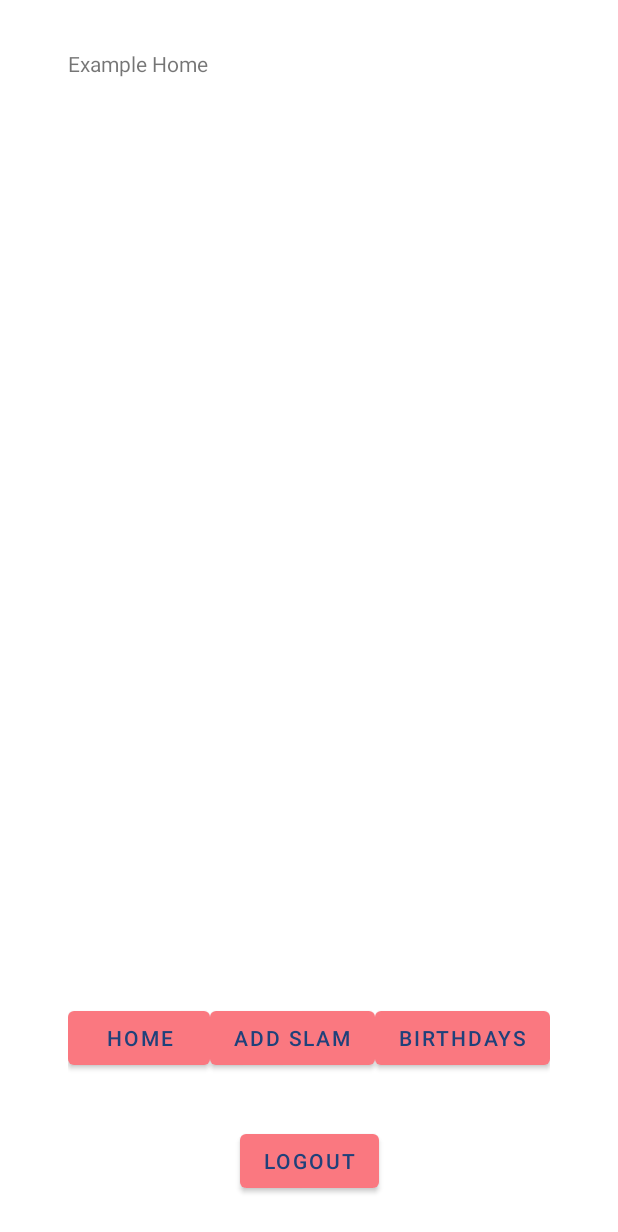
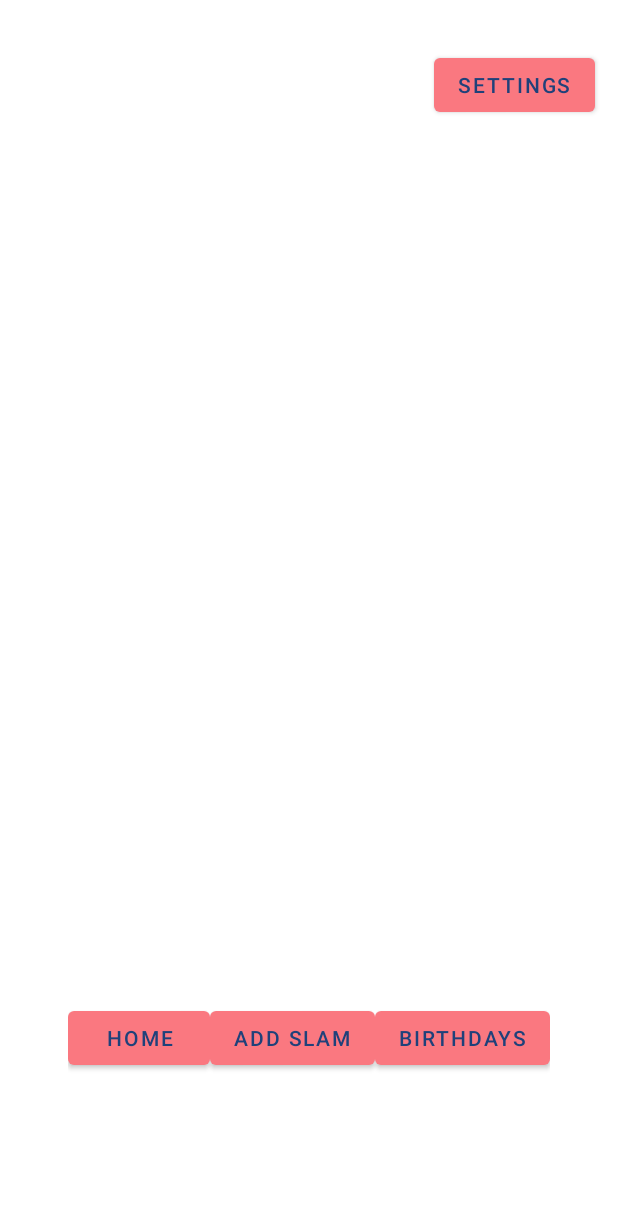
Before and after one commit to Adr029/Memoir-Slambook, an Android app: the homePage screen opened directly, with no data from a screen before it, on a phone screen of 412 x 824 dp. Shown: the top 1232 px of the screen. Run offline under Robolectric (Android 15) with nearby library versions, the phone set to English and light mode, and no system bars; 3 statements that could not run were skipped.

Commit message:
implemented change password

```diff
--- a/app/src/main/AndroidManifest.xml
+++ b/app/src/main/AndroidManifest.xml
@@ -27,6 +27,9 @@
             android:name=".homePage"
             android:exported="false" />
         <activity
+            android:name=".settings"
+            android:exported="false" />
+        <activity
             android:name=".signIn"
             android:exported="true">
             <intent-filter>
--- a/app/src/main/java/com/example/slambook/homePage.java
+++ b/app/src/main/java/com/example/slambook/homePage.java
@@ -17,16 +17,15 @@
 import java.util.List;
 
 public class homePage extends AppCompatActivity implements  itemOnClick{
-    Button sampleLogOut, btn_AddSlam, btn_Birthday;
+    Button btn_AddSlam, btn_Birthday, btn_Settings;
     Context context = this;
     SQLiteDBHelper myDB;
     TextView textDB, usernameSample;
-    String username, slamID, slamAuthor, slamDate;
+    String username, slamID, slamAuthor, slamDate, userfullName;
 
     RecyclerView slamRecycler;
     recyclerAdapter slamAdapter;
     ArrayList<model> modelList;
-    private itemOnClick listener;
 
     @Override
     protected void onCreate(Bundle savedInstanceState) {
@@ -34,6 +33,7 @@
         setContentView(R.layout.homepage);
         Intent intent = getIntent();
         username = intent.getStringExtra("username");
+        userfullName = intent.getStringExtra("name");
         myDB = new SQLiteDBHelper(context);
         modelList = new ArrayList<>();
         init();
@@ -47,24 +47,19 @@
         slamRecycler.setAdapter(slamAdapter);
         slamRecycler.setLayoutManager(new LinearLayoutManager(homePage.this));
         usernameSample = findViewById(R.id.usernameSample);
-        sampleLogOut = findViewById(R.id.testLogOut);
         btn_AddSlam = findViewById(R.id.addSlam);
         btn_Birthday = findViewById(R.id.birthdayPage);
+        btn_Settings = findViewById(R.id.settingsButton);
         textDB = findViewById(R.id.txt_noSlam);
         usernameSample.setText(username);
-        sampleLogOut.setOnClickListener(new View.OnClickListener() {
-            @Override
-            public void onClick(View v) {
-                Intent logout = new Intent(homePage.this, signIn.class);
-                startActivity(logout);
-            }
-        });
+
 
         btn_AddSlam.setOnClickListener(new View.OnClickListener() {
             @Override
             public void onClick(View view) {
                 Intent newSlam = new Intent(homePage.this, addSlam.class);
                 newSlam.putExtra("username", username);
+                newSlam.putExtra("userfullName", userfullName);;
                 startActivity(newSlam);
             }
         });
@@ -74,6 +69,14 @@
             public void onClick(View view) {
                 Intent birthday = new Intent(homePage.this, birthday.class);
                 startActivity(birthday);
+            }
+        });
+        btn_Settings.setOnClickListener(new View.OnClickListener() {
+            @Override
+            public void onClick(View view) {
+                Intent settings = new Intent(homePage.this, settings.class);
+                settings.putExtra("username", username);
+                startActivity(settings);
             }
         });
     }
@@ -104,6 +107,7 @@
         slamID = slamModel.getSlam_id();
         Intent slam = new Intent(homePage.this, slamDetails.class);
         slam.putExtra("slamID", slamID);
+        slam.putExtra("userfullName", userfullName);
         startActivity(slam);
     }
 }
--- a/app/src/main/java/com/example/slambook/slamDetails.java
+++ b/app/src/main/java/com/example/slambook/slamDetails.java
@@ -11,7 +11,7 @@
 public class slamDetails extends AppCompatActivity {
     SQLiteDBHelper myDB;
     Context context = this;
-    String slamID, name, nickname, bday, bdaywish, color, food, music, msg, loggedinUser;
+    String slamID, name, nickname, bday, bdaywish, color, food, music, msg, loggedinUser, userfullName;
 TextView txt_name, txt_nickname, txt_birthday, txt_bdaywish, txt_color, txt_food, txt_music, txt_msg, txt_userLoggedIn;
     @Override
     protected void onCreate(Bundle savedInstanceState) {
@@ -19,6 +19,7 @@
         setContentView(R.layout.slam_details);
         Intent intent = getIntent();
         slamID = intent.getStringExtra("slamID");
+        userfullName = intent.getStringExtra("userfullName");
         myDB = new SQLiteDBHelper(context);
         init();
         displaySlam();
@@ -61,7 +62,7 @@
         txt_food.setText(food);
         txt_music.setText(music);
         txt_msg.setText(msg);
-        txt_userLoggedIn.setText(loggedinUser);
+        txt_userLoggedIn.setText(userfullName);
 
     }
 }
--- a/app/src/main/res/layout/homepage.xml
+++ b/app/src/main/res/layout/homepage.xml
@@ -13,22 +13,10 @@
         android:text="Example Home"
         app:layout_constraintBottom_toBottomOf="parent"
         app:layout_constraintEnd_toEndOf="parent"
-        app:layout_constraintHorizontal_bias="0.142"
+        app:layout_constraintHorizontal_bias="0.094"
         app:layout_constraintStart_toStartOf="parent"
         app:layout_constraintTop_toTopOf="parent"
-        app:layout_constraintVertical_bias="0.077" />
-
-    <TextView
-        android:id="@+id/txtview_userName"
-        android:layout_width="wrap_content"
-        android:layout_height="wrap_content"
-        android:text="Example Home"
-        app:layout_constraintBottom_toBottomOf="parent"
-        app:layout_constraintEnd_toEndOf="parent"
-        app:layout_constraintHorizontal_bias="0.142"
-        app:layout_constraintStart_toStartOf="parent"
-        app:layout_constraintTop_toTopOf="parent"
-        app:layout_constraintVertical_bias="0.041" />
+        app:layout_constraintVertical_bias="0.04" />
 
     <LinearLayout
         android:id="@+id/linearLayout3"
@@ -61,17 +49,6 @@
             android:text="Birthdays" />
     </LinearLayout>
 
-    <Button
-        android:id="@+id/testLogOut"
-        android:layout_width="wrap_content"
-        android:layout_height="wrap_content"
-        android:text="logout"
-        app:layout_constraintBottom_toBottomOf="parent"
-        app:layout_constraintEnd_toEndOf="parent"
-        app:layout_constraintStart_toStartOf="parent"
-        app:layout_constraintTop_toBottomOf="@+id/linearLayout3"
-        app:layout_constraintVertical_bias="0.43" />
-
     <TextView
         android:id="@+id/txt_noSlam"
         android:layout_width="wrap_content"
@@ -82,10 +59,10 @@
         android:textSize="20sp"
         app:layout_constraintBottom_toBottomOf="parent"
         app:layout_constraintEnd_toEndOf="parent"
-        app:layout_constraintHorizontal_bias="0.456"
+        app:layout_constraintHorizontal_bias="0.454"
         app:layout_constraintStart_toStartOf="parent"
         app:layout_constraintTop_toTopOf="parent"
-        app:layout_constraintVertical_bias="0.126" />
+        app:layout_constraintVertical_bias="0.431" />
 
     <androidx.recyclerview.widget.RecyclerView
         android:id="@+id/recycler_slam"
@@ -98,4 +75,16 @@
         app:layout_constraintTop_toTopOf="parent"
         app:layout_constraintVertical_bias="0.352" />
 
+    <Button
+        android:id="@+id/settingsButton"
+        android:layout_width="wrap_content"
+        android:layout_height="wrap_content"
+        android:text="Settings"
+        app:layout_constraintBottom_toBottomOf="parent"
+        app:layout_constraintEnd_toEndOf="parent"
+        app:layout_constraintHorizontal_bias="0.949"
+        app:layout_constraintStart_toStartOf="parent"
+        app:layout_constraintTop_toTopOf="parent"
+        app:layout_constraintVertical_bias="0.042" />
+
 </androidx.constraintlayout.widget.ConstraintLayout>
--- a/app/src/main/res/layout/sign_in.xml
+++ b/app/src/main/res/layout/sign_in.xml
@@ -54,7 +54,7 @@
                 android:textSize="16sp" />
 
             <EditText
-                android:id="@+id/input_password"
+                android:id="@+id/settings_password"
                 android:layout_width="match_parent"
                 android:layout_height="44dp"
                 android:layout_marginLeft="20dp"
@@ -118,6 +118,7 @@
                 android:layout_marginRight="20dp"
                 android:background="@drawable/pink_white_button"
                 android:fontFamily="@font/poppins_bold"
+                android:shadowColor="@color/black"
                 android:text="Sign Up"
                 android:textColor="@color/white" />
 
--- a/app/src/main/res/layout/sign_up.xml
+++ b/app/src/main/res/layout/sign_up.xml
@@ -106,7 +106,7 @@
                 android:textSize="16sp" />
 
             <EditText
-                android:id="@+id/editTextTextPassword3"
+                android:id="@+id/txt_confirmPW"
                 android:layout_width="match_parent"
                 android:layout_height="44dp"
                 android:layout_marginLeft="20dp"
```
Also changed, not shown: app/src/main/java/com/example/slambook/SQLiteDBHelper.java (+44 -6 lines), app/src/main/java/com/example/slambook/addSlam.java (+10 -3 lines), app/src/main/java/com/example/slambook/settings.java (added, +82 -0 lines), app/src/main/java/com/example/slambook/signIn.java (+16 -5 lines), app/src/main/java/com/example/slambook/signUp.java (+32 -11 lines), app/src/main/res/layout/settings.xml (+8 -4 lines).
